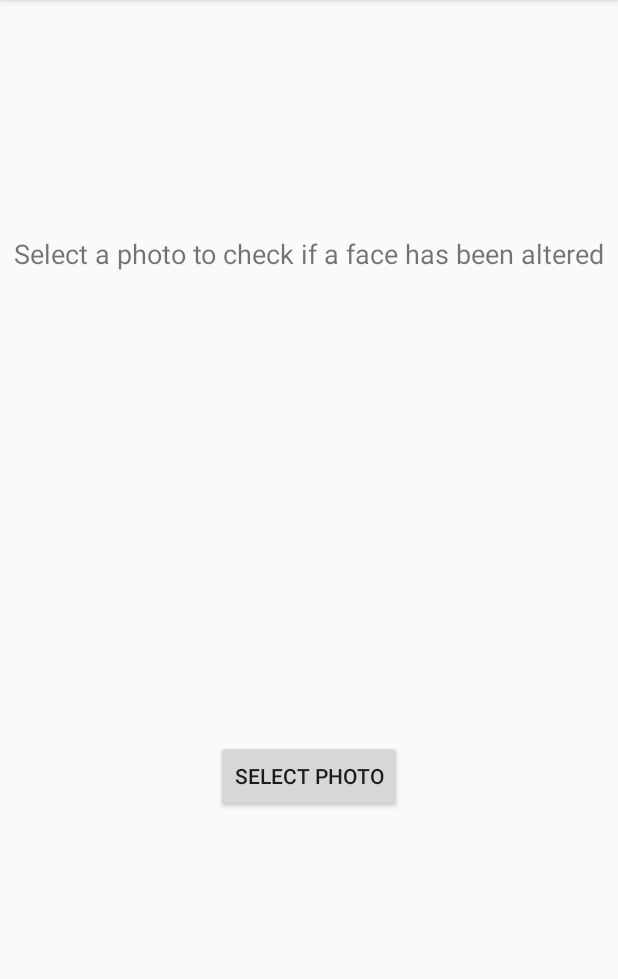
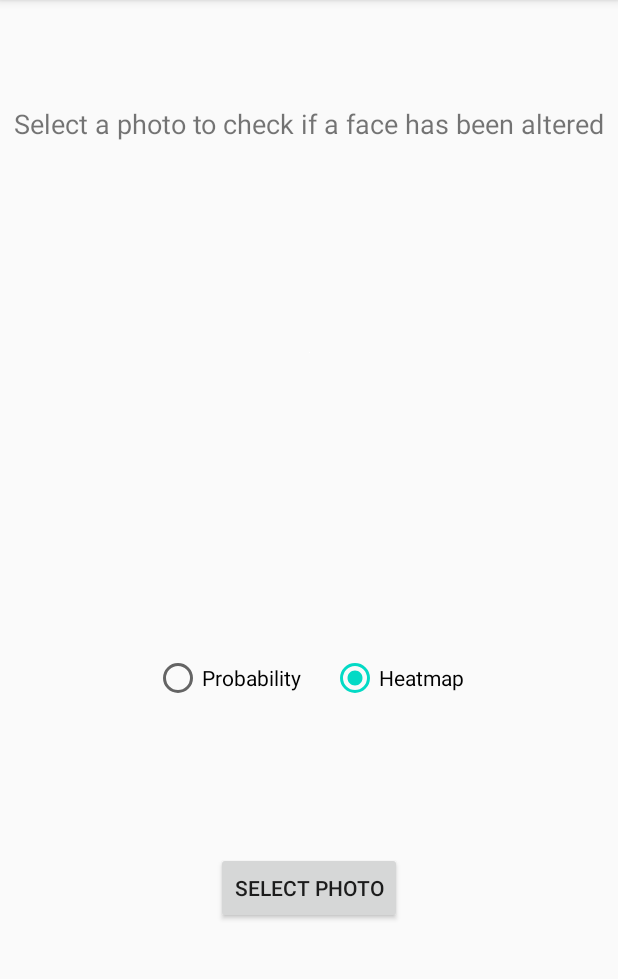
Before and after one commit to rudra-sett/PhotoshopFaceDetector, an Android app: the screen it shows after launch (MainActivity), on a phone screen of 412 x 824 dp, the part 84-1063 px from its top. Run offline under Robolectric (Android 15) with nearby library versions, the phone set to English and light mode, and no system bars; libraries missing offline, so code that uses them is left out: com.chaquo.python; 1 statement that could not run was skipped.

Commit message:
Added support for generating a heatmap of possible edits.

```diff
--- a/app/src/main/java/com/rs/photoshopfacedetector/MainActivity.java
+++ b/app/src/main/java/com/rs/photoshopfacedetector/MainActivity.java
@@ -6,6 +6,7 @@ import android.content.Intent;
 import android.content.res.AssetFileDescriptor;
 import android.database.Cursor;
 import android.graphics.Bitmap;
+import android.graphics.BitmapFactory;
 import android.net.Uri;
 import android.os.Bundle;
 import android.os.Environment;
@@ -13,9 +14,7 @@ import android.os.Looper;
 import android.provider.MediaStore;
 import android.util.Log;
 import android.view.View;
-import android.widget.ProgressBar;
-import android.widget.TextView;
-import android.widget.Toast;
+import android.widget.*;
 import androidx.appcompat.app.AppCompatActivity;
 import com.chaquo.python.PyObject;
 import com.chaquo.python.Python;
@@ -51,14 +50,19 @@ public class MainActivity extends AppCompatActivity {
                 ByteArrayOutputStream buffer = new ByteArrayOutputStream();
                 int nRead;
                 byte[] data = new byte[82546530]; //this is the exact size, in bytes, of the model
-
-                while ((nRead = strem.read(data, 0, data.length)) != -1) {
+                /*while ((nRead = strem.read(data, 0, data.length)) != -1) {
                     buffer.write(data, 0, nRead);
                 }
-                byte[] globalweight = buffer.toByteArray();
-
+                byte[] globalweight = buffer.toByteArray();*/
+                //This implementation requires much less RAM
+                int offset = 0;
+                int numRead = 0;
+                while (offset < data.length
+                        && (numRead=strem.read(data, offset, data.length-offset)) >= 0) {
+                    offset += numRead;
+                }
                 strem.close();
-                return globalweight;
+                return data;
             }else{
                 //Toast toast = Toast.makeText(this, "Please reinstall this app from the Play Store", Toast.LENGTH_LONG);
                 //toast.show();
@@ -149,12 +153,26 @@ public class MainActivity extends AppCompatActivity {
                 txtbox = findViewById(R.id.resultview);
                 loadingbar = findViewById(R.id.loadingsymbol);
                 loadingbar.setVisibility(View.VISIBLE);
+                RadioButton heat = findViewById(R.id.heatmaprb);
+                RadioButton prob = findViewById(R.id.probabilityrb);
+                boolean heaton = false;
+                if (heat.isChecked()){
+                    heaton = true;
+                }
+                final boolean finalHeaton = heaton;
                 new Thread(new Runnable() {
                     public void run() {
                         txtbox.setText("Please wait, your photo is being processed...");
                         Log.d("Threading", "user selected picture, starting processing!");
+                        if (finalHeaton){
+                            classifylocal(byteArray);
+                        }
+                        if (!finalHeaton){
+                            classifyglobal(byteArray);
+                        }
                         //processimage(picturePath);
-                        classifyglobal(byteArray);
+                        //classifyglobal(byteArray);
+                        //classifylocal(byteArray);
                         }
                 }).start();
                 //Log.d("timing","task is supposedly done, or does it run next step at the same time?");
@@ -194,7 +212,31 @@ public class MainActivity extends AppCompatActivity {
         Python py = Python.getInstance();
         PyObject pyfile = py.getModule("global_classifier");
         //String result = pyfile.callAttr("classify_fake","weights/global.pth",path_to_picture).toString();
-        //byte[] mod= readglobald();
+        byte[] mod= readglobald();
+        //byte[] mod = readlocald();
+        if (mod.length < 100){
+            //Looper.prepare();
+            Log.d("expf","expansion is missing!");
+            //Toast toast = Toast.makeText(this, "Please reinstall this app from the Play Store", Toast.LENGTH_LONG);
+            //toast.show();
+            return;
+        }
+        final String result = pyfile.callAttr("classify_fake",mod,path_to_picture).toString();
+
+        loadingbar.post(new Runnable() {
+            public void run() {
+                loadingbar.setVisibility(View.INVISIBLE);
+                TextView txtbox = findViewById(R.id.resultview);
+                txtbox.setText("Probability of being Photoshopped: " + result.substring(0,5) + "%");
+                Log.d("Result",result);
+            }
+        });
+        running = false;
+    }
+    public void classifylocal(byte[] path_to_picture){
+        Python py = Python.getInstance();
+        PyObject pyfile = py.getModule("local_detector");
+        //String result = pyfile.callAttr("classify_fake","weights/global.pth",path_to_picture).toString();
         byte[] mod = readlocald();
         if (mod.length < 100){
             //Looper.prepare();
@@ -203,13 +245,18 @@ public class MainActivity extends AppCompatActivity {
             //toast.show();
             return;
         }
-        String result = pyfile.callAttr("classify_fake",mod,path_to_picture).toString();
-        TextView txtbox = findViewById(R.id.resultview);
-        txtbox.setText("Probability of being Photoshopped: " + result.substring(0,5) + "%");
-        Log.d("Result",result);
+        byte[] result = pyfile.callAttr("detect_changes",mod,path_to_picture).toJava(byte[].class);
+        //result.
+        final TextView txtbox = findViewById(R.id.resultview);
+        //txtbox.setText("Probability of being Photoshopped: " + result.substring(0,5) + "%");
+        //Log.d("Result",result);
+        final ImageView pic = findViewById(R.id.pic);
+        final Bitmap returned = BitmapFactory.decodeByteArray(result,0,result.length);
         loadingbar.post(new Runnable() {
             public void run() {
                 loadingbar.setVisibility(View.INVISIBLE);
+                pic.setImageBitmap(returned);
+                txtbox.setText("");
             }
         });
         running = false;
--- a/app/src/main/res/layout/activity_main.xml
+++ b/app/src/main/res/layout/activity_main.xml
@@ -29,39 +29,40 @@
             app:layout_constraintEnd_toEndOf="parent"
             app:layout_constraintStart_toStartOf="parent"
             android:layout_marginTop="90dp"
-            app:layout_constraintTop_toBottomOf="@+id/resultview"
-            app:layout_constraintBottom_toBottomOf="parent"
+            app:layout_constraintTop_toBottomOf="@id/radiogroup"
+            app:layout_constraintBottom_toBottomOf="@id/loadingsymbol"
             android:layout_marginBottom="218dp"
-            android:onClick="getimagebutton"/>
+            android:onClick="getimagebutton"
+            app:layout_constraintVertical_bias="0.0"/>
 
     <ImageView
             android:layout_width="wrap_content"
             android:layout_height="wrap_content"
-            app:srcCompat="@mipmap/ic_launcher"
+            app:srcCompat="@android:color/background_light"
             android:id="@+id/pic"
             app:layout_constraintEnd_toEndOf="parent"
             app:layout_constraintStart_toStartOf="parent"
-            app:layout_constraintTop_toTopOf="parent"
-            android:layout_marginTop="118dp"
-            android:layout_marginBottom="204dp"
+            app:layout_constraintTop_toBottomOf="@id/textView"
             app:layout_constraintBottom_toTopOf="@+id/resultview"
             android:padding="10dp"
-            android:visibility="gone"/>
+            android:visibility="visible"
+            android:layout_margin="10dp"
+            app:layout_constraintHorizontal_bias="0.5"
+            app:layout_constraintVertical_bias="0.5"/>
 
     <ProgressBar
             style="?android:attr/progressBarStyle"
-            android:layout_width="wrap_content"
-            android:layout_height="wrap_content"
+            android:layout_width="50dp"
+            android:layout_height="0dp"
             android:id="@+id/loadingsymbol"
             android:layout_marginEnd="184dp"
             app:layout_constraintEnd_toEndOf="parent"
             app:layout_constraintStart_toStartOf="parent"
             android:layout_marginStart="179dp"
-            android:layout_marginTop="74dp"
+            android:layout_marginTop="32dp"
             app:layout_constraintTop_toBottomOf="@+id/getimage"
-            android:layout_marginBottom="96dp"
             app:layout_constraintBottom_toBottomOf="parent"
-            android:visibility="gone"/>
+            android:visibility="invisible"/>
 
     <TextView
             android:text="Select a photo to check if a face has been altered"
@@ -69,13 +70,40 @@
             android:layout_height="wrap_content"
             android:id="@+id/textView"
             app:layout_constraintTop_toTopOf="parent"
-            android:layout_marginTop="150dp"
-            android:layout_marginBottom="187dp"
             app:layout_constraintBottom_toTopOf="@+id/resultview"
             app:layout_constraintEnd_toEndOf="parent"
             app:layout_constraintStart_toStartOf="parent"
             android:textSize="18sp"
             android:layout_marginLeft="40dp"
-            android:layout_marginRight="40dp"/>
+            android:layout_marginRight="40dp"
+            app:layout_constraintVertical_bias="0.19999999"/>
+
+    <RadioGroup
+            android:layout_width="wrap_content"
+            android:layout_height="52dp"
+            android:orientation="horizontal"
+            app:layout_constraintStart_toStartOf="parent"
+            app:layout_constraintEnd_toEndOf="parent"
+            app:layout_constraintBottom_toTopOf="@+id/getimage"
+            app:layout_constraintTop_toBottomOf="@+id/resultview"
+            android:checkedButton="@id/heatmaprb"
+            android:id="@+id/radiogroup"
+            app:layout_constraintVertical_bias="0.83"
+            android:layout_marginTop="32dp">
+
+        <RadioButton
+                android:text="Probability"
+                android:layout_margin="10dp"
+                android:layout_width="match_parent"
+                android:layout_height="wrap_content"
+                android:id="@+id/probabilityrb"/>
+
+        <RadioButton
+                android:text="Heatmap"
+                android:layout_margin="10dp"
+                android:layout_width="match_parent"
+                android:layout_height="wrap_content"
+                android:id="@+id/heatmaprb"/>
+    </RadioGroup>
 
 </androidx.constraintlayout.widget.ConstraintLayout>
```
Also changed, not shown: 2 other files.
